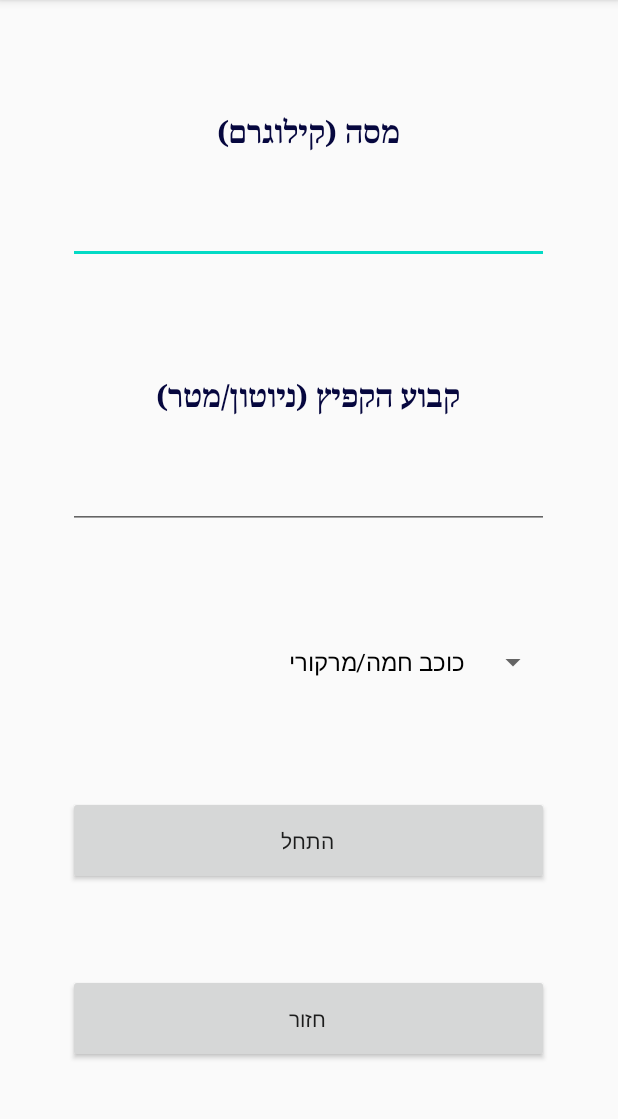
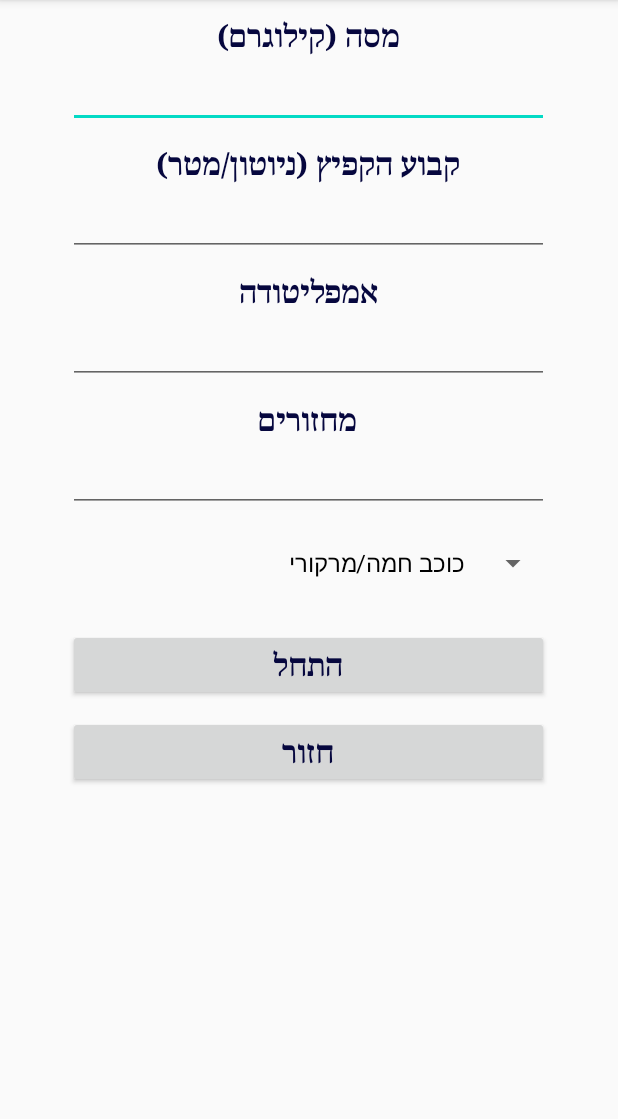
Before and after one commit to AndriyKuzmenko/AndroidPhysicsLabSimulation, an Android app: the SpringData screen opened directly, with no data from a screen before it, on a phone screen of 412 x 824 dp, the part 84-1203 px from its top. Run offline under Robolectric (Android 15) with nearby library versions, the phone set to English and light mode, and no system bars.

Commit message:
Improved spring experiment

```diff
--- a/app/src/main/java/com/example/androidphysicslab/Languages.java
+++ b/app/src/main/java/com/example/androidphysicslab/Languages.java
@@ -75,6 +75,8 @@ public class Languages
     public static String backToAnimation;
     public static String enterAsGuest;
     public static String guest;
+    public static String amplitude;
+    public static String periods;
 
     public static void toEnglish()
     {
@@ -150,6 +152,8 @@ public class Languages
         backToAnimation="Back to animation";
         enterAsGuest="Enter as guest";
         guest="Guest";
+        amplitude="Amplitude";
+        periods="Periods";
     }
 
     public static void toHebrew()
@@ -226,5 +230,7 @@ public class Languages
         backToAnimation="חזור לאנימציה";
         enterAsGuest="כניסה בתור אורח";
         guest="אורח";
+        amplitude="אמפליטודה";
+        periods="מחזורים";
     }
 }
--- a/app/src/main/java/com/example/androidphysicslab/SpringData.java
+++ b/app/src/main/java/com/example/androidphysicslab/SpringData.java
@@ -19,9 +19,9 @@ import androidx.appcompat.app.AppCompatActivity;
 
 public class SpringData extends AppCompatActivity implements AdapterView.OnItemSelectedListener
 {
-    TextView massSpringLabel,kLabel;
+    TextView massSpringLabel,kLabel,amplitudeLabel,periodsLabel;
     Button startSpringButton,backToMenuButton;
-    EditText massSpringET, kET;
+    EditText massSpringET,kET,amplitudeET,periodsET;
     Spinner planetSpringSpinner;
     AlertDialog.Builder adb;
     int planet;
@@ -39,6 +39,10 @@ public class SpringData extends AppCompatActivity implements AdapterView.OnItemS
         planetSpringSpinner=(Spinner)findViewById(R.id.planetSpringSpinner);
         massSpringET=(EditText)findViewById(R.id.massSpringET);
         kET=(EditText)findViewById(R.id.kET);
+        amplitudeLabel=(TextView)findViewById(R.id.amplitudeLabel);
+        periodsLabel=(TextView)findViewById(R.id.periodsLabel);
+        amplitudeET=(EditText)findViewById(R.id.amplitudeET);
+        periodsET=(EditText)findViewById(R.id.periodsET);
 
         planet=0;
         planetSpringSpinner.setOnItemSelectedListener(this);
@@ -78,6 +82,8 @@ public class SpringData extends AppCompatActivity implements AdapterView.OnItemS
         kLabel.setText(Languages.springConstant);
         startSpringButton.setText(Languages.start);
         backToMenuButton.setText(Languages.back);
+        amplitudeLabel.setText(Languages.amplitude);
+        periodsLabel.setText(Languages.periods);
 
         ArrayAdapter<String> adp = new ArrayAdapter<String>(this,
                 R.layout.support_simple_spinner_dropdown_item,Languages.planets);
--- a/app/src/main/res/layout/activity_spring_data.xml
+++ b/app/src/main/res/layout/activity_spring_data.xml
@@ -8,22 +8,24 @@
         android:layout_height="match_parent"
         android:layout_weight="1" />
 
-    <LinearLayout
+    <ScrollView
         android:layout_width="0px"
         android:layout_height="match_parent"
-        android:layout_weight="7"
+        android:layout_weight="7">
+
+        <LinearLayout
+            android:layout_width="match_parent"
+            android:layout_height="match_parent"
             android:orientation="vertical">
 
             <Space
                 android:layout_width="match_parent"
-            android:layout_height="wrap_content"
-            android:layout_weight="1" />
+                android:layout_height="15px" />
 
             <TextView
                 android:id="@+id/massSpringLabel"
                 android:layout_width="match_parent"
-            android:layout_height="0px"
-            android:layout_weight="1"
+                android:layout_height="wrap_content"
                 android:fontFamily="serif"
                 android:gravity="center"
                 android:text="Mass (kg)"
@@ -34,8 +36,7 @@
             <EditText
                 android:id="@+id/massSpringET"
                 android:layout_width="match_parent"
-            android:layout_height="0px"
-            android:layout_weight="1"
+                android:layout_height="wrap_content"
                 android:fontFamily="serif"
                 android:inputType="numberDecimal"
                 android:textColor="#06073E"
@@ -44,14 +45,12 @@
 
             <Space
                 android:layout_width="match_parent"
-            android:layout_height="0px"
-            android:layout_weight="1" />
+                android:layout_height="15px" />
 
             <TextView
                 android:id="@+id/kLabel"
                 android:layout_width="match_parent"
-            android:layout_height="0px"
-            android:layout_weight="1"
+                android:layout_height="wrap_content"
                 android:fontFamily="serif"
                 android:gravity="center"
                 android:text="Spring constant (N/m)"
@@ -62,8 +61,7 @@
             <EditText
                 android:id="@+id/kET"
                 android:layout_width="match_parent"
-            android:layout_height="0px"
-            android:layout_weight="1"
+                android:layout_height="wrap_content"
                 android:fontFamily="serif"
                 android:inputType="numberDecimal"
                 android:textColor="#06073E"
@@ -72,46 +70,98 @@
 
             <Space
                 android:layout_width="match_parent"
-            android:layout_height="0px"
-            android:layout_weight="1" />
+                android:layout_height="15px" />
+
+            <TextView
+                android:id="@+id/amplitudeLabel"
+                android:layout_width="match_parent"
+                android:layout_height="wrap_content"
+                android:fontFamily="serif"
+                android:gravity="center"
+                android:text="Amplitude (m)"
+                android:textColor="#06073E"
+                android:textSize="20sp"
+                android:textStyle="bold" />
+
+            <EditText
+                android:id="@+id/amplitudeET"
+                android:layout_width="match_parent"
+                android:layout_height="wrap_content"
+                android:fontFamily="serif"
+                android:inputType="numberDecimal"
+                android:textColor="#06073E"
+                android:textSize="20sp"
+                android:textStyle="bold" />
+
+            <Space
+                android:layout_width="match_parent"
+                android:layout_height="15px" />
+
+            <TextView
+                android:id="@+id/periodsLabel"
+                android:layout_width="match_parent"
+                android:layout_height="wrap_content"
+                android:fontFamily="serif"
+                android:gravity="center"
+                android:text="Periods"
+                android:textColor="#06073E"
+                android:textSize="20sp"
+                android:textStyle="bold" />
+
+            <EditText
+                android:id="@+id/periodsET"
+                android:layout_width="match_parent"
+                android:layout_height="wrap_content"
+                android:fontFamily="serif"
+                android:inputType="numberDecimal"
+                android:textColor="#06073E"
+                android:textSize="20sp"
+                android:textStyle="bold" />
+
+            <Space
+                android:layout_width="match_parent"
+                android:layout_height="15px" />
 
             <Spinner
                 android:id="@+id/planetSpringSpinner"
                 android:layout_width="match_parent"
-            android:layout_height="0px"
-            android:layout_weight="1" />
+                android:layout_height="wrap_content" />
 
             <Space
                 android:layout_width="match_parent"
-            android:layout_height="0px"
-            android:layout_weight="1" />
+                android:layout_height="30px" />
 
             <Button
                 android:id="@+id/startSpringButton"
                 android:layout_width="match_parent"
-            android:layout_height="0px"
-            android:layout_weight="1"
+                android:layout_height="wrap_content"
+                android:fontFamily="serif"
                 android:onClick="start"
-            android:text="Start" />
+                android:text="Start"
+                android:textColor="#06073E"
+                android:textSize="20sp"
+                android:textStyle="bold"/>
 
             <Space
                 android:layout_width="match_parent"
-            android:layout_height="0px"
-            android:layout_weight="1" />
+                android:layout_height="15px" />
 
             <Button
                 android:id="@+id/backToMenuButton"
                 android:layout_width="match_parent"
-            android:layout_height="0px"
-            android:layout_weight="1"
+                android:layout_height="wrap_content"
+                android:fontFamily="serif"
                 android:onClick="back"
-            android:text="Back" />
+                android:text="Back"
+                android:textColor="#06073E"
+                android:textSize="20sp"
+                android:textStyle="bold"/>
 
             <Space
                 android:layout_width="match_parent"
-            android:layout_height="0px"
-            android:layout_weight="1" />
+                android:layout_height="10px" />
         </LinearLayout>
+    </ScrollView>
 
     <Space
         android:layout_width="0px"
```
Lines whose indentation alone changed are shown as unchanged.
